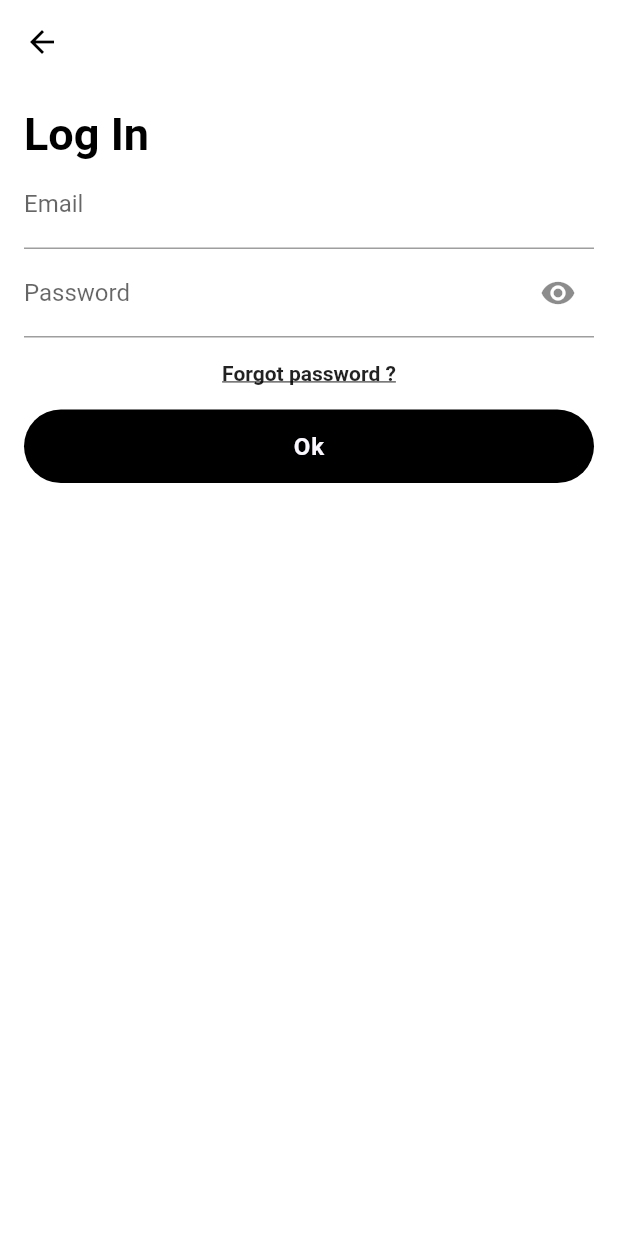
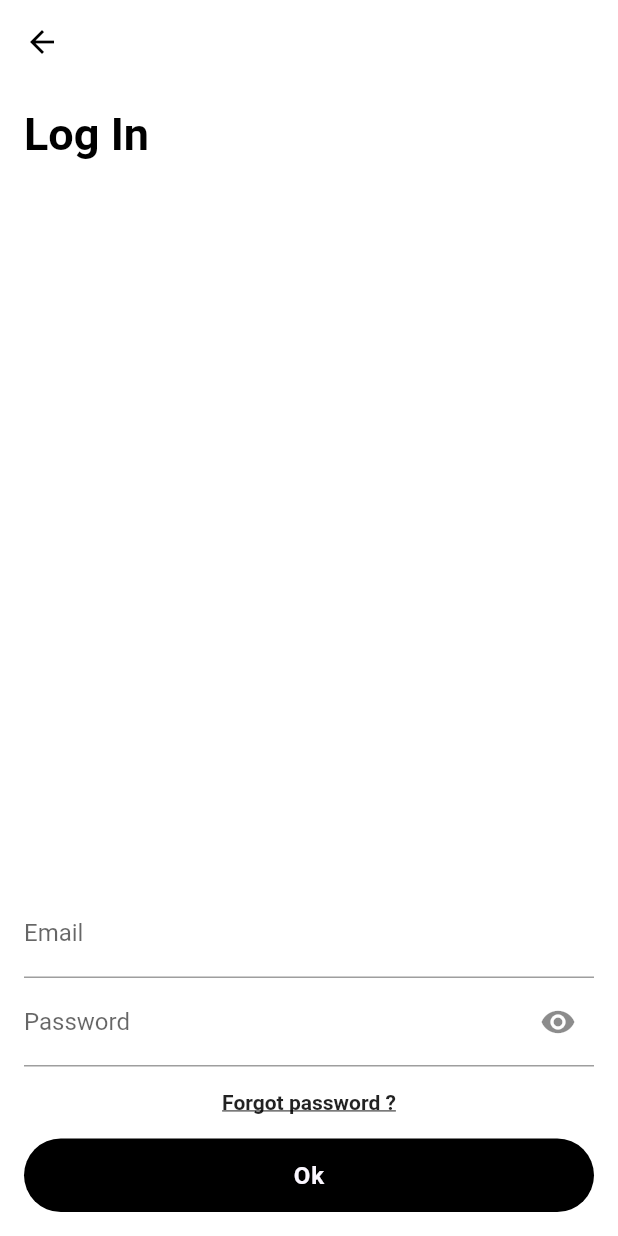
Before and after one commit to paetzold/apps-nigiri, a Flutter app: the screen it shows after launch, scrolled down 382 dp, after a tap on the "keyboard control" icon, after a tap on the "account circle" icon, on a phone screen of 412 x 824 dp. Run offline on Flutter 3.47's test engine with Material 2 defaults, Android fonts, the phone set to English and light mode, and no system bars; our stand-ins replace cached_network_image, flutter_bloc, location, sliding_up_panel; missing offline and left inert: flutter_inappwebview, google_directions_api, google_polyline_algorithm, mapbox_gl; Roboto replaces fonts that are missing (Helvetica).

Commit message:
before textfield work

```diff
--- a/lib/ui/app.dart
+++ b/lib/ui/app.dart
@@ -1,8 +1,8 @@
 import 'package:flutter/material.dart';
 import 'package:flutter/services.dart';
+import 'package:mappy/ui/screens/accountEditScreen.dart';
 import 'package:mappy/ui/screens/home.screen.dart';
-
-import 'package:mappy/ui/screens/ticketScreen.dart';
+import 'package:mappy/ui/screens/loginScreen.dart';
 
 //import '../Home.dart';
 
@@ -20,7 +20,8 @@ class App extends StatelessWidget {
       initialRoute: '/',
       routes: {
         '/': (context) => HomeScreen(),
-        '/ticket': (context) => TicketScreen(),
+        '/ticket': (context) => LoginScreen(),
+        '/account/edit': (context) => AccountEditScreen(),
       },
     );
   }
--- a/lib/ui/comps/transitcontext.dart
+++ b/lib/ui/comps/transitcontext.dart
@@ -54,7 +54,8 @@ class TransitContext extends ChangeNotifier {
     final directionsService = DirectionsService();
     final request = DirectionsRequest(
         origin: 'Hamburg, Grotenkamp, Germany',
-        destination: 'Hannover, Germany',
+        destination:
+            "${this.destination.latlon.latitude},${this.destination.latlon.longitude}",
         travelMode: TravelMode.driving,
         unitSystem: UnitSystem.metric);
     directionsService.route(request,
@@ -62,7 +63,6 @@ class TransitContext extends ChangeNotifier {
       if (status == DirectionsStatus.ok) {
         // do something with successful response
         print(response.routes);
-
         polyline = decodePolyline(response.routes[0].overviewPolyline.points);
       } else {
         // do something with error response
--- a/lib/ui/screens/appScreen.dart
+++ b/lib/ui/screens/appScreen.dart
@@ -21,6 +21,8 @@ class AppScreen extends StatelessWidget {
 
     return Scaffold(
         appBar: AppBar(leading: left),
+        resizeToAvoidBottomInset: false,
+        resizeToAvoidBottomPadding: false,
         body: Padding(
           padding: const EdgeInsets.all(16.0),
           child: Column(
@@ -28,9 +30,12 @@ class AppScreen extends StatelessWidget {
             children: [
               Text(this.title, style: Theme.of(context).textTheme.headline1),
               SizedBox(height: 16.0),
-              UseAppConfig((context, appConfig, child) {
-                return Expanded(child: this.child);
-              })
+              Expanded(
+                  child: SingleChildScrollView(
+                      padding: EdgeInsets.only(
+                          bottom: MediaQuery.of(context).viewInsets.bottom),
+                      reverse: true,
+                      child: this.child))
             ],
           ),
         ));
--- a/lib/ui/screens/home.screen.dart
+++ b/lib/ui/screens/home.screen.dart
@@ -8,7 +8,7 @@ import 'package:flutter_bloc/flutter_bloc.dart';
 import 'package:mapbox_gl/mapbox_gl.dart';
 import 'package:mappy/ui/comps/transitcontext.dart';
 import 'package:mappy/ui/screens/searchscreen.dart';
-import 'package:mappy/ui/screens/ticketScreen.dart';
+import 'package:mappy/ui/screens/LoginScreen.dart';
 import 'package:mappy/utils/helpers/config.helper.dart';
 import 'package:mappy/utils/helpers/location.helper.dart';
 import 'package:sliding_up_panel/sliding_up_panel.dart';
@@ -29,6 +29,8 @@ class HomeScreen extends StatelessWidget {
 
   static MapboxMapController _mapController;
 
+  Line oldLine;
+
   @override
   Widget build(BuildContext context) {
     return Scaffold(
@@ -45,7 +47,8 @@ class HomeScreen extends StatelessWidget {
                   final String style =
                       snapshot.data['mapbox_style_url'] as String;
 
-                  if (_mapController != null) {
+                  if (_mapController != null &&
+                      transitContext.polyline != null) {
                     _mapController.clearLines();
                     var t = transitContext.polyline
                         .map((p) {
@@ -54,7 +57,11 @@ class HomeScreen extends StatelessWidget {
                         .toList()
                         .cast<LatLng>();
 
-                    _mapController.addLine(
+                    Future.delayed(const Duration(milliseconds: 500), () async {
+                      if (oldLine != null) {
+                        _mapController.removeLine(oldLine);
+                      }
+                      oldLine = await _mapController.addLine(
                         LineOptions(
                             geometry: t,
                             lineColor: "#ff0000",
@@ -62,6 +69,7 @@ class HomeScreen extends StatelessWidget {
                             lineOpacity: 0.5,
                             draggable: true),
                       );
+                    });
                   }
                   return Stack(
                     children: [
@@ -301,17 +309,23 @@ class MoreWidget extends StatefulWidget {
 
 class _MoreWidgetState extends State<MoreWidget> {
   bool isOpen = false;
-  var padding = 20.0;
+
+  var padding = 0.0;
 
   @override
   Widget build(BuildContext context) {
     return AnimatedContainer(
-      duration: Duration(seconds: 10),
+      duration: Duration(milliseconds: 200),
+      curve: Curves.fastOutSlowIn,
       margin: EdgeInsets.all(20),
       alignment: this.widget.alignment,
       child: Row(mainAxisAlignment: MainAxisAlignment.end, children: [
-        this.isOpen
-            ? FloatingActionButton(
+        AnimatedOpacity(
+          opacity: (padding / 60.0),
+          duration: Duration(milliseconds: 200),
+          child: SizedBox(
+            width: padding,
+            child: FloatingActionButton(
               heroTag: "btn1",
               backgroundColor: Colors.black,
               child: Icon(Icons.more_vert),
@@ -320,22 +334,27 @@ class _MoreWidgetState extends State<MoreWidget> {
                 Navigator.push(context,
                     CupertinoPageRoute(builder: (context) => MoreScreen()));
               },
-              )
-            : SizedBox(),
-        SizedBox(width: padding),
-        this.isOpen
-            ? FloatingActionButton(
+            ),
+          ),
+        ),
+        SizedBox(width: 20),
+        AnimatedOpacity(
+          opacity: (padding / 60.0),
+          duration: Duration(milliseconds: 200),
+          child: SizedBox(
+              width: padding,
+              child: FloatingActionButton(
                 heroTag: "btn2",
                 backgroundColor: Colors.black,
                 child: Icon(Icons.account_circle_sharp),
                 onPressed: () async {
                   //Navigator.pushNamed(context, '/ticket');
                   Navigator.push(context,
-                      CupertinoPageRoute(builder: (context) => TicketScreen()));
+                      CupertinoPageRoute(builder: (context) => LoginScreen()));
                 },
-              )
-            : SizedBox(),
-        SizedBox(width: padding),
+              )),
+        ),
+        SizedBox(width: 20),
         FloatingActionButton(
           heroTag: "btn3",
           backgroundColor: Colors.black,
@@ -343,10 +362,7 @@ class _MoreWidgetState extends State<MoreWidget> {
           onPressed: () async {
             setState(() {
               isOpen = !isOpen;
-              padding = 0.0;
-            });
-            setState(() {
-              padding = 20.0;
+              padding = isOpen ? 60 : 0.0;
             });
           },
         )
--- a/lib/ui/screens/ticketScreen.dart
+++ b/lib/ui/screens/loginScreen.dart
@@ -1,6 +1,7 @@
 import 'package:flutter/material.dart';
 import 'package:mappy/XDTextStyles.dart';
-import 'package:mappy/ui/comps/searchtextfield.dart';
+
+import 'appScreen.dart';
 
 class User {
   static const String PassionCooking = 'cooking';
@@ -24,53 +25,38 @@ class User {
   }
 }
 
-class TicketScreen extends StatefulWidget {
-  TicketScreen({Key key}) : super(key: key);
+class LoginScreen extends StatefulWidget {
+  LoginScreen({Key key}) : super(key: key);
 
   @override
-  _TicketScreenState createState() => _TicketScreenState();
+  _LoginScreenState createState() => _LoginScreenState();
 }
 
-class _TicketScreenState extends State<TicketScreen> {
+class _LoginScreenState extends State<LoginScreen> {
   final _formKey = GlobalKey<FormState>();
 
   var _user = User();
 
-  var _searchTxt = "";
-
   @override
   Widget build(BuildContext context) {
-    return Scaffold(
-        appBar: AppBar(
-          leading: IconButton(
-            icon: Icon(Icons.arrow_back),
-            onPressed: () {
-              Navigator.of(context).pop();
-            },
-          ),
-        ),
-        body: SingleChildScrollView(
-          padding: const EdgeInsets.all(16.0),
+    return AppScreen(
+      title: 'Log In',
       child: Builder(
           builder: (context) => Form(
               key: _formKey,
               child: Column(
                   crossAxisAlignment: CrossAxisAlignment.stretch,
                   children: [
-                        Text("Log In",
-                            style: Theme.of(context).textTheme.headline1),
                     TextFormField(
                       decoration: InputDecoration(
                         labelText: 'Email',
                         focusedBorder: UnderlineInputBorder(),
                       ),
-                          onSaved: (val) =>
-                              setState(() => _user.firstName = val),
+                      onSaved: (val) => setState(() => _user.firstName = val),
                     ),
                     PasswordFormField(
                       labelText: 'Password',
-                          onSaved: (val) =>
-                              setState(() => _user.lastName = val),
+                      onSaved: (val) => setState(() => _user.lastName = val),
                     ),
                     LinkText(text: 'Forgot password ?'),
                     FlatButton(
@@ -81,6 +67,7 @@ class _TicketScreenState extends State<TicketScreen> {
                                 Text('Submitting form ' + _user.toString()),
                             backgroundColor: Colors.redAccent,
                             duration: Duration(seconds: 1)));
+                        Navigator.of(context).pushNamed("/account/edit");
                       },
                       color: Colors.black,
                       highlightColor: Colors.grey,
@@ -90,7 +77,7 @@ class _TicketScreenState extends State<TicketScreen> {
                           borderRadius: new BorderRadius.circular(30.0)),
                     ),
                   ]))),
-        ));
+    );
   }
 }
 
--- a/pubspec.yaml
+++ b/pubspec.yaml
@@ -15,7 +15,7 @@ dependencies:
   flutter_bloc: ^6.0.6
 
   # Location
-  mapbox_gl: ^0.8.0
+  mapbox_gl: ^0.10.0
   location: ^3.0.2
 
   # HTTP
```
Also changed, not shown: lib/ui/screens/accountEditScreen.dart (added, +194 -0 lines). Lines whose indentation alone changed are shown as unchanged.
